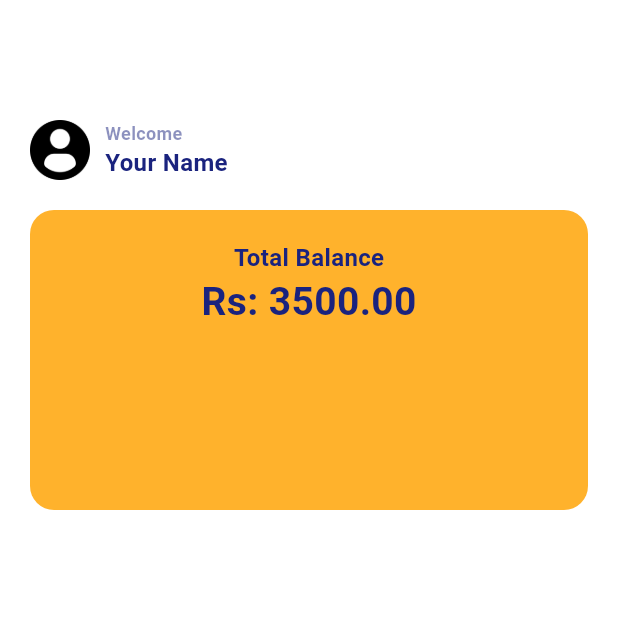
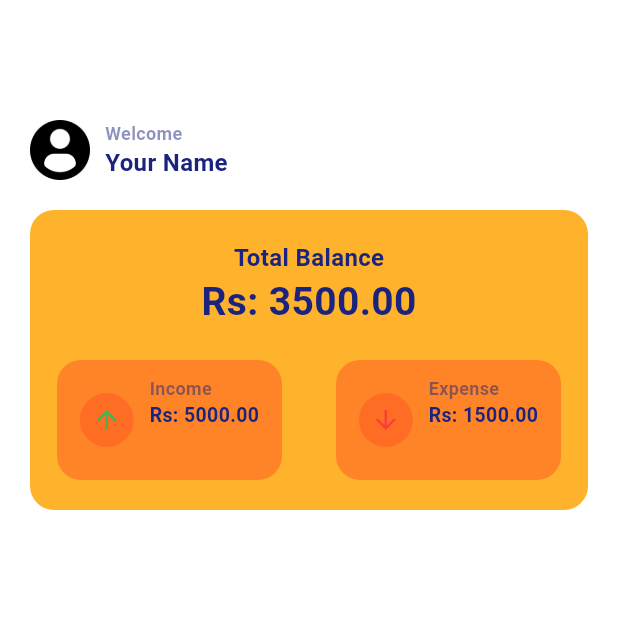
Before and after one commit to chamudithaperera/Flutter-Dart-project-10-Money-Manager-app, a Flutter app: the HomePage screen opened by its route, on a phone screen of 412 x 824 dp, the top half of it. Run offline on Flutter 3.47's test engine with Material 3 defaults, Android fonts, the phone set to English and light mode, and no system bars; our stand-ins replace shared_preferences; accounts and stored records are empty.

Commit message:
Add income and expense summary containers to HomePage for improved financial overview, enhancing user interface with clear visual representation of financial data.

```diff
--- a/money_manager/lib/pages/homePage.dart
+++ b/money_manager/lib/pages/homePage.dart
@@ -48,6 +48,7 @@ class _HomePageState extends State<HomePage> {
               ],
             ),
             const SizedBox(height: 20),
+
             Container(
               height: 200,
               width: double.infinity,
@@ -77,6 +78,111 @@ class _HomePageState extends State<HomePage> {
                     ),
                   ),
                   const SizedBox(height: 20),
+                  Row(
+                    mainAxisAlignment: MainAxisAlignment.spaceAround,
+                    children: [
+                      Container(
+                        width: 150,
+                        height: 80,
+                        decoration: BoxDecoration(
+                          color: AppColors.primaryOrange.withOpacity(0.5),
+                          borderRadius: BorderRadius.circular(16),
+                        ),
+                        padding: const EdgeInsets.all(10),
+
+                        child: Row(
+                          mainAxisAlignment: MainAxisAlignment.spaceAround,
+                          children: [
+                            Container(
+                              decoration: BoxDecoration(
+                                color: AppColors.primaryOrange.withOpacity(0.5),
+                                shape: BoxShape.circle,
+                              ),
+                              padding: EdgeInsets.all(8),
+                              child: Icon(
+                                Icons.arrow_upward,
+                                color: Colors.green,
+                                size: 20,
+                              ),
+                            ),
+                            Column(
+                              crossAxisAlignment:
+                                  CrossAxisAlignment
+                                      .start, // Aligns children to the left
+                              children: [
+                                Text(
+                                  'Income',
+                                  style: TextStyle(
+                                    fontSize: 12,
+                                    fontWeight: FontWeight.w600,
+                                    color: AppColors.darkBlue.withOpacity(0.5),
+                                  ),
+                                ),
+                                Text(
+                                  'Rs: 5000.00',
+                                  style: TextStyle(
+                                    fontSize: 13,
+                                    fontWeight: FontWeight.bold,
+                                    color: AppColors.darkBlue,
+                                  ),
+                                ),
+                              ],
+                            ),
+                          ],
+                        ),
+                      ),
+                      Container(
+                        width: 150,
+                        height: 80,
+                        decoration: BoxDecoration(
+                          color: AppColors.primaryOrange.withOpacity(0.5),
+                          borderRadius: BorderRadius.circular(16),
+                        ),
+                        padding: const EdgeInsets.all(10),
+
+                        child: Row(
+                          mainAxisAlignment: MainAxisAlignment.spaceAround,
+                          children: [
+                            Container(
+                              decoration: BoxDecoration(
+                                color: AppColors.primaryOrange.withOpacity(0.5),
+                                shape: BoxShape.circle,
+                              ),
+                              padding: EdgeInsets.all(8),
+                              child: Icon(
+                                Icons.arrow_downward,
+                                color: Colors.red,
+                                size: 20,
+                              ),
+                            ),
+                            Column(
+                              crossAxisAlignment:
+                                  CrossAxisAlignment
+                                      .start, // Aligns children to the left
+                              children: [
+                                Text(
+                                  'Expense',
+                                  style: TextStyle(
+                                    fontSize: 12,
+                                    fontWeight: FontWeight.w600,
+                                    color: AppColors.darkBlue.withOpacity(0.5),
+                                  ),
+                                ),
+                                Text(
+                                  'Rs: 1500.00',
+                                  style: TextStyle(
+                                    fontSize: 13,
+                                    fontWeight: FontWeight.bold,
+                                    color: AppColors.darkBlue,
+                                  ),
+                                ),
+                              ],
+                            ),
+                          ],
+                        ),
+                      ),
+                    ],
+                  ),
                 ],
               ),
             ),
```
